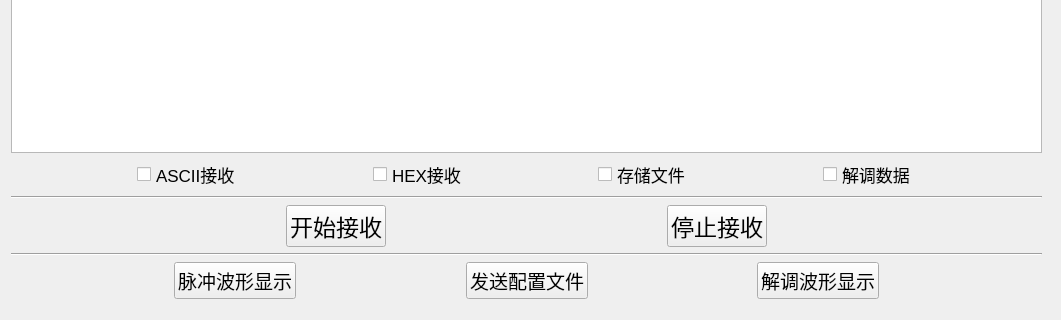
Old version of the form mainwindow.ui in the repository DIWEIKA/Qt_UDP_DAS_v6.5.2; both pictures show x 0 to 1061 and y 284 to 604 of the 1061 by 604 pixel window.
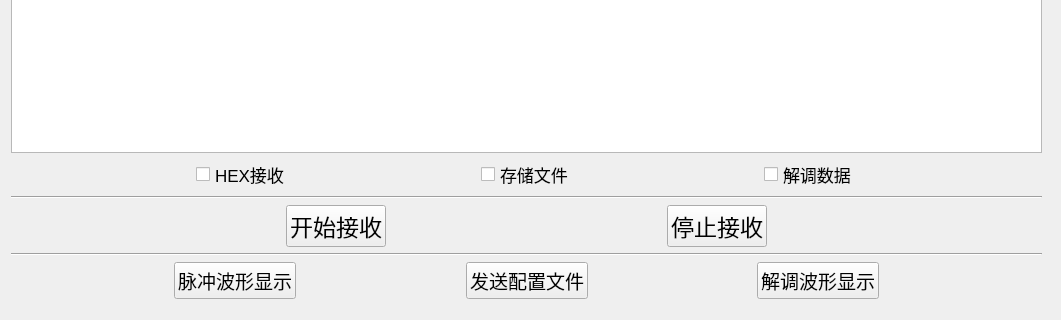
New version of the form.

What changed in the file:
```diff
--- a/mainwindow.ui
+++ b/mainwindow.ui
@@ -152,35 +152,6 @@
          </property>
         </spacer>
        </item>
-       <item>
-        <widget class="QCheckBox" name="checkBox_ASCII">
-         <property name="font">
-          <font>
-           <pointsize>13</pointsize>
-          </font>
-         </property>
-         <property name="styleSheet">
-          <string notr="true">
-color: rgb(0, 0, 0);</string>
-         </property>
-         <property name="text">
-          <string>ASCII接收</string>
-         </property>
-        </widget>
-       </item>
-       <item>
-        <spacer name="horizontalSpacer_8">
-         <property name="orientation">
-          <enum>Qt::Horizontal</enum>
-         </property>
-         <property name="sizeHint" stdset="0">
-          <size>
-           <width>40</width>
-           <height>20</height>
-          </size>
-         </property>
-        </spacer>
-       </item>
        <item>
         <widget class="QCheckBox" name="checkBox_Hex">
          <property name="font">
```
